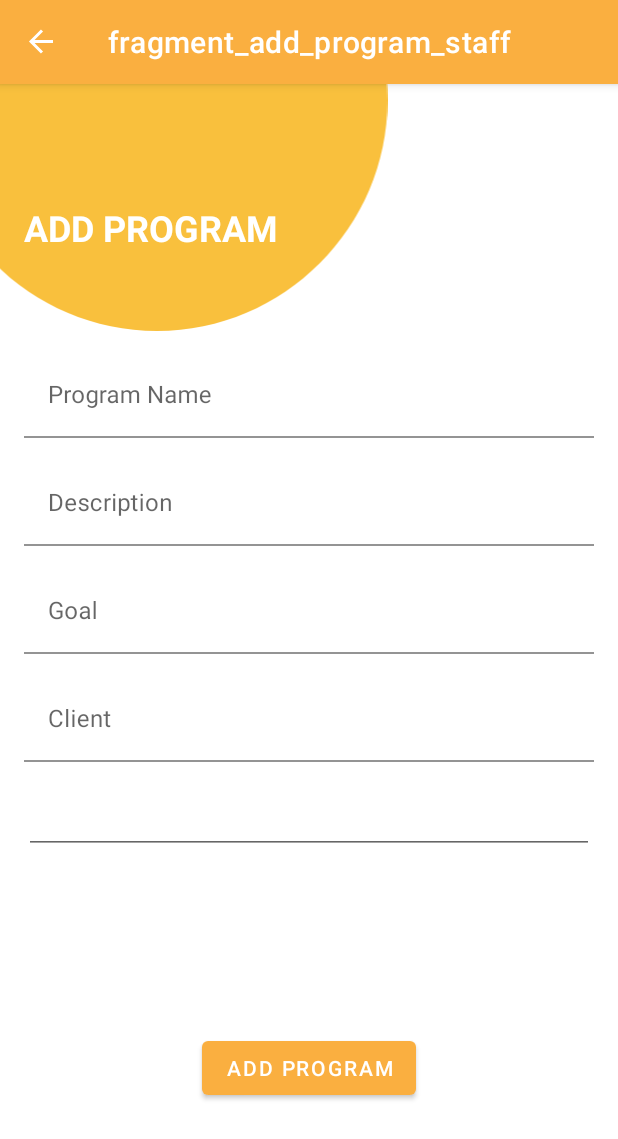
After one commit to nickysantano/uctc_app, an Android app: the AddProgramStaffFragment screen opened through its navigation route, on a phone screen of 412 x 824 dp. The commit adds this screen. Shown: the top 1139 px of the screen. Run offline under Robolectric (Android 15) with nearby library versions, the phone set to English and light mode, and no system bars; our stand-ins replace ButterKnife, navigation-ui; 6 statements that could not run were skipped.

Commit message:
minor changes
yes

```diff
--- a/app/src/main/java/com/example/uctc_app/network/Endpoints.java
+++ b/app/src/main/java/com/example/uctc_app/network/Endpoints.java
@@ -26,7 +26,7 @@ public interface Endpoints {
     Call<ProgramResponse> getPrograms();
 
     @POST("programs")
-    Call<POST> addProgram(@Body Program newProgram);
+    Call<POST> addProgram(@Body POST newProgram);
 
     @POST("logout")
     Call<JsonObject> logout();
--- a/app/src/main/java/com/example/uctc_app/network/RetrofitService.java
+++ b/app/src/main/java/com/example/uctc_app/network/RetrofitService.java
@@ -75,7 +75,9 @@ public class RetrofitService {
         return api.getPrograms();
     }
 
-    public Call<POST> addProgams(String name, String description, String goal, String date, String creator_id){return  api.addProgram((POST) new Program(name,description,goal,creator_id,"0",date));}
+    public Call<POST> addProgams(String name, String description, String goal, String date, String creator_id){
+        return  api.addProgram((POST) new Program(name, description, goal, creator_id,"0", date));
+    }
 
     public Call<JsonObject> logout() {
         return api.logout();
--- /dev/null
+++ b/app/src/main/java/com/example/uctc_app/ui/pages/user/program_list/AddProgramStaffFragment.java
@@ -0,0 +1,88 @@
+package com.example.uctc_app.ui.pages.user.program_list;
+
+import android.os.Bundle;
+
+import androidx.annotation.NonNull;
+import androidx.annotation.Nullable;
+import androidx.fragment.app.Fragment;
+import androidx.lifecycle.ViewModelProviders;
+import androidx.navigation.NavDirections;
+import androidx.navigation.Navigation;
+
+import android.view.LayoutInflater;
+import android.view.View;
+import android.view.ViewGroup;
+import android.widget.Button;
+import android.widget.Toast;
+
+import com.example.uctc_app.R;
+import com.example.uctc_app.model.local.role.Program;
+import com.example.uctc_app.model.response.role.ProgramResponse;
+import com.example.uctc_app.ui.MainActivity;
+import com.example.uctc_app.ui.login.LoginFragmentDirections;
+import com.example.uctc_app.ui.login.LoginViewModel;
+import com.example.uctc_app.utils.SharedPreferenceHelper;
+import com.google.android.material.textfield.TextInputEditText;
+
+import java.util.Objects;
+
+import butterknife.BindView;
+import butterknife.ButterKnife;
+import butterknife.OnClick;
+import retrofit2.Call;
+import retrofit2.Retrofit;
+
+public class AddProgramStaffFragment extends Fragment {
+    @BindView(R.id.lbl_add_program_name_staff)
+    TextInputEditText lbl_add_program_name_staff;
+
+    @BindView(R.id.lbl_add_description_program_staff)
+    TextInputEditText lbl_add_description_program_staff;
+
+    @BindView(R.id.lbl_add_goal_program_staff)
+    TextInputEditText lbl_add_goal_program_staff;
+
+    @BindView(R.id.lbl_add_client_staff)
+    TextInputEditText lbl_add_client_staff;
+
+    @BindView(R.id.editTextDate)
+    TextInputEditText editTextDate;
+
+    @BindView(R.id.btn_add_program_staff)
+    Button btn_add_program_staff;
+
+    ProgramViewModel viewModel;
+    SharedPreferenceHelper helper;
+
+
+    public AddProgramStaffFragment() {
+    }
+
+    @Override
+    public View onCreateView(LayoutInflater inflater, ViewGroup container,
+                             Bundle savedInstanceState) {
+        return inflater.inflate(R.layout.fragment_add_program_staff, container, false);
+    }
+
+    @Override
+    public void onViewCreated(@NonNull View view, @Nullable Bundle savedInstanceState) {
+        super.onViewCreated(view, savedInstanceState);
+        ButterKnife.bind(this, view);
+
+        Objects.requireNonNull((MainActivity) requireActivity()).getSupportActionBar().hide();
+
+        viewModel = ViewModelProviders.of(requireActivity()).get(ProgramViewModel.class);
+        helper = SharedPreferenceHelper.getInstance(requireActivity());
+    }
+
+    @OnClick({R.id.btn_add_program_staff})
+    public void onClick(View view) {
+
+    }
+
+    public void saveProgram(Program program){
+        Call<ProgramResponse> programResponseCall =
+    }
+
+
+}
--- a/app/src/main/java/com/example/uctc_app/ui/pages/user/program_list/ProgramUserFragment.java
+++ b/app/src/main/java/com/example/uctc_app/ui/pages/user/program_list/ProgramUserFragment.java
@@ -7,6 +7,8 @@ import androidx.annotation.Nullable;
 import androidx.fragment.app.Fragment;
 import androidx.lifecycle.Observer;
 import androidx.lifecycle.ViewModelProviders;
+import androidx.navigation.NavDirections;
+import androidx.navigation.Navigation;
 import androidx.recyclerview.widget.LinearLayoutManager;
 import androidx.recyclerview.widget.RecyclerView;
 
@@ -14,10 +16,12 @@ import android.util.Log;
 import android.view.LayoutInflater;
 import android.view.View;
 import android.view.ViewGroup;
+import android.widget.Toast;
 
 import com.example.uctc_app.R;
 import com.example.uctc_app.model.local.role.Program;
 import com.example.uctc_app.ui.MainActivity;
+import com.example.uctc_app.ui.login.LoginFragmentDirections;
 import com.example.uctc_app.utils.SharedPreferenceHelper;
 
 import java.util.List;
@@ -25,6 +29,7 @@ import java.util.Objects;
 
 import butterknife.BindView;
 import butterknife.ButterKnife;
+import butterknife.OnClick;
 
 public class ProgramUserFragment extends Fragment {
 
@@ -59,6 +64,13 @@ public class ProgramUserFragment extends Fragment {
         rvProgram.setLayoutManager(new LinearLayoutManager(getActivity()));
         adapter = new ProgramAdapter(getActivity());
     }
+
+    @OnClick({R.id.btn_add_program})
+    public void onClick(View view) {
+            NavDirections action = ProgramUserFragmentDirections.actionNavProgramUserToAddProgramStaffFragment();
+            Navigation.findNavController(view).navigate(action);
+    }
+
     private Observer<List<Program>> observeViewModel = new Observer<List<Program>>() {
         @Override
         public void onChanged(List<Program> programs) {
--- a/app/src/main/java/com/example/uctc_app/utils/Constants.java
+++ b/app/src/main/java/com/example/uctc_app/utils/Constants.java
@@ -2,13 +2,13 @@ package com.example.uctc_app.utils;
 
 public class Constants {
     //Nicky//
-    public final static String BASE_URL = "http://192.168.43.246/uctcweb/public/api/";
+    public final static String BASE_URL = "http://192.168.43.246/api/";
 
 //    //Ray
-    public final static String BASE_URL = "http://192.168.1.79/api/";
+//    public final static String BASE_URL = "http://192.168.1.79/api/";
 
 
     //Alfredo//
-//    public final static String BASE_URL = "http://192.168.0.21/uctcweb/public/api/";
+//    public final static String BASE_URL = "http://192.168.0.21/api/";
 
 }
--- a/app/src/main/res/layout/activity_event_adapter.xml
+++ b/app/src/main/res/layout/activity_event_adapter.xml
@@ -8,11 +8,11 @@
 
     <androidx.cardview.widget.CardView
         android:id="@+id/cv_lect_adap"
-        android:layout_width="0dp"
-        android:layout_height="wrap_content"
+        android:layout_width="390dp"
+        android:layout_height="75dp"
         android:layout_marginStart="8dp"
-        android:layout_marginTop="8dp"
         android:layout_marginEnd="8dp"
+        app:layout_constraintBottom_toBottomOf="parent"
         app:layout_constraintEnd_toEndOf="parent"
         app:layout_constraintStart_toStartOf="parent"
         app:layout_constraintTop_toTopOf="parent">
@@ -21,7 +21,7 @@
             android:id="@+id/cons_layout_enroll"
             android:layout_width="match_parent"
             android:layout_height="wrap_content"
-            android:paddingBottom="8dp">
+            android:background="@drawable/card_white">
 
             <androidx.constraintlayout.widget.Guideline
                 android:id="@+id/guideline"
@@ -82,8 +82,8 @@
                 android:layout_width="wrap_content"
                 android:layout_height="wrap_content"
                 android:text="TextView"
-                app:layout_constraintEnd_toStartOf="@+id/lbl_txt_see_all_contribution"
-                app:layout_constraintTop_toTopOf="parent" />
+                app:layout_constraintBottom_toBottomOf="parent"
+                app:layout_constraintEnd_toEndOf="parent" />
 
         </androidx.constraintlayout.widget.ConstraintLayout>
     </androidx.cardview.widget.CardView>
--- /dev/null
+++ b/app/src/main/res/layout/fragment_add_program_staff.xml
@@ -0,0 +1,132 @@
+<?xml version="1.0" encoding="utf-8"?>
+<androidx.constraintlayout.widget.ConstraintLayout xmlns:android="http://schemas.android.com/apk/res/android"
+    xmlns:app="http://schemas.android.com/apk/res-auto"
+    xmlns:tools="http://schemas.android.com/tools"
+    android:layout_width="match_parent"
+    android:layout_height="match_parent"
+    tools:context=".ui.pages.user.program_list.AddProgramStaffFragment">
+
+    <com.google.android.material.textfield.TextInputLayout
+        android:id="@+id/textInputLayout10"
+        android:layout_width="match_parent"
+        android:layout_height="wrap_content"
+        android:layout_marginStart="16dp"
+        android:layout_marginTop="16dp"
+        android:layout_marginEnd="16dp"
+        android:background="@drawable/card_white"
+        app:layout_constraintEnd_toEndOf="parent"
+        app:layout_constraintStart_toStartOf="parent"
+        app:layout_constraintTop_toBottomOf="@+id/imageView9">
+
+        <com.google.android.material.textfield.TextInputEditText
+            android:id="@+id/lbl_add_program_name_staff"
+            android:layout_width="match_parent"
+            android:layout_height="wrap_content"
+            android:background="@drawable/card_white"
+            android:hint="Program Name" />
+    </com.google.android.material.textfield.TextInputLayout>
+
+    <com.google.android.material.textfield.TextInputLayout
+        android:id="@+id/textInputLayout5"
+        android:layout_width="match_parent"
+        android:layout_height="wrap_content"
+        android:layout_marginStart="16dp"
+        android:layout_marginTop="16dp"
+        android:layout_marginEnd="16dp"
+        app:layout_constraintEnd_toEndOf="parent"
+        app:layout_constraintStart_toStartOf="parent"
+        app:layout_constraintTop_toBottomOf="@+id/textInputLayout10">
+
+        <com.google.android.material.textfield.TextInputEditText
+            android:id="@+id/lbl_add_description_program_staff"
+            android:layout_width="match_parent"
+            android:layout_height="wrap_content"
+            android:background="@drawable/card_white"
+            android:hint="Description" />
+    </com.google.android.material.textfield.TextInputLayout>
+
+    <com.google.android.material.textfield.TextInputLayout
+        android:id="@+id/textInputLayout7"
+        android:layout_width="match_parent"
+        android:layout_height="wrap_content"
+        android:layout_marginStart="16dp"
+        android:layout_marginTop="16dp"
+        android:layout_marginEnd="16dp"
+        app:layout_constraintEnd_toEndOf="parent"
+        app:layout_constraintStart_toStartOf="parent"
+        app:layout_constraintTop_toBottomOf="@+id/textInputLayout5">
+
+        <com.google.android.material.textfield.TextInputEditText
+            android:id="@+id/lbl_add_goal_program_staff"
+            android:layout_width="match_parent"
+            android:layout_height="wrap_content"
+            android:background="@drawable/card_white"
+            android:hint="Goal" />
+    </com.google.android.material.textfield.TextInputLayout>
+
+    <com.google.android.material.textfield.TextInputLayout
+        android:id="@+id/textInputLayout9"
+        android:layout_width="match_parent"
+        android:layout_height="wrap_content"
+        android:layout_marginStart="16dp"
+        android:layout_marginTop="16dp"
+        android:layout_marginEnd="16dp"
+        app:layout_constraintEnd_toEndOf="parent"
+        app:layout_constraintStart_toStartOf="parent"
+        app:layout_constraintTop_toBottomOf="@+id/textInputLayout7">
+
+        <com.google.android.material.textfield.TextInputEditText
+            android:id="@+id/lbl_add_client_staff"
+            android:layout_width="match_parent"
+            android:layout_height="wrap_content"
+            android:background="@drawable/card_white"
+            android:hint="Client" />
+    </com.google.android.material.textfield.TextInputLayout>
+
+    <EditText
+        android:id="@+id/editTextDate"
+        android:layout_width="0dp"
+        android:layout_height="wrap_content"
+        android:layout_marginStart="16dp"
+        android:layout_marginTop="16dp"
+        android:layout_marginEnd="16dp"
+        android:ems="10"
+        android:inputType="date"
+        app:layout_constraintEnd_toEndOf="parent"
+        app:layout_constraintStart_toStartOf="parent"
+        app:layout_constraintTop_toBottomOf="@+id/textInputLayout9" />
+
+    <Button
+        android:id="@+id/btn_add_program_staff"
+        android:layout_width="wrap_content"
+        android:layout_height="wrap_content"
+        android:layout_marginBottom="88dp"
+        android:text="ADD PROGRAM"
+        app:layout_constraintBottom_toBottomOf="parent"
+        app:layout_constraintEnd_toEndOf="parent"
+        app:layout_constraintStart_toStartOf="parent" />
+
+    <ImageView
+        android:id="@+id/imageView9"
+        android:layout_width="432dp"
+        android:layout_height="307dp"
+        android:layout_marginEnd="92dp"
+        android:layout_marginBottom="604dp"
+        android:src="@drawable/circle_yellow"
+        app:layout_constraintBottom_toBottomOf="parent"
+        app:layout_constraintEnd_toEndOf="parent" />
+
+    <TextView
+        android:id="@+id/textView19"
+        android:layout_width="wrap_content"
+        android:layout_height="wrap_content"
+        android:layout_marginStart="16dp"
+        android:layout_marginBottom="52dp"
+        android:text="ADD PROGRAM"
+        android:textColor="#FFFFFF"
+        android:textSize="24sp"
+        android:textStyle="bold"
+        app:layout_constraintBottom_toBottomOf="@+id/imageView9"
+        app:layout_constraintStart_toStartOf="parent" />
+
+</androidx.constraintlayout.widget.ConstraintLayout>
--- a/app/src/main/res/layout/fragment_program_user.xml
+++ b/app/src/main/res/layout/fragment_program_user.xml
@@ -14,4 +14,15 @@
         app:layout_constraintEnd_toEndOf="parent"
         app:layout_constraintStart_toStartOf="parent"
         app:layout_constraintTop_toTopOf="parent" />
+
+    <com.google.android.material.floatingactionbutton.FloatingActionButton
+        android:id="@+id/btn_add_program"
+        android:layout_width="wrap_content"
+        android:layout_height="wrap_content"
+        android:layout_marginEnd="32dp"
+        android:layout_marginBottom="28dp"
+        android:clickable="true"
+        android:src="@drawable/ic_baseline_add_24"
+        app:layout_constraintBottom_toBottomOf="parent"
+        app:layout_constraintEnd_toEndOf="parent" />
 </androidx.constraintlayout.widget.ConstraintLayout>
--- a/app/src/main/res/navigation/main_navigation.xml
+++ b/app/src/main/res/navigation/main_navigation.xml
@@ -28,6 +28,9 @@
         <action
             android:id="@+id/action_program_to_detail_program_user"
             app:destination="@id/detailProgramUserFragment" />
+        <action
+            android:id="@+id/action_nav_programUser_to_addProgramStaffFragment"
+            app:destination="@id/addProgramStaffFragment" />
     </fragment>
     <fragment
         android:id="@+id/nav_myProgramUser"
@@ -67,4 +70,9 @@
         <argument android:name="DetailProgramUser"
             app:argType="com.example.uctc_app.model.local.role.Program" />
     </fragment>
+    <fragment
+        android:id="@+id/addProgramStaffFragment"
+        android:name="com.example.uctc_app.ui.pages.user.program_list.AddProgramStaffFragment"
+        android:label="fragment_add_program_staff"
+        tools:layout="@layout/fragment_add_program_staff" />
 </navigation>
```
